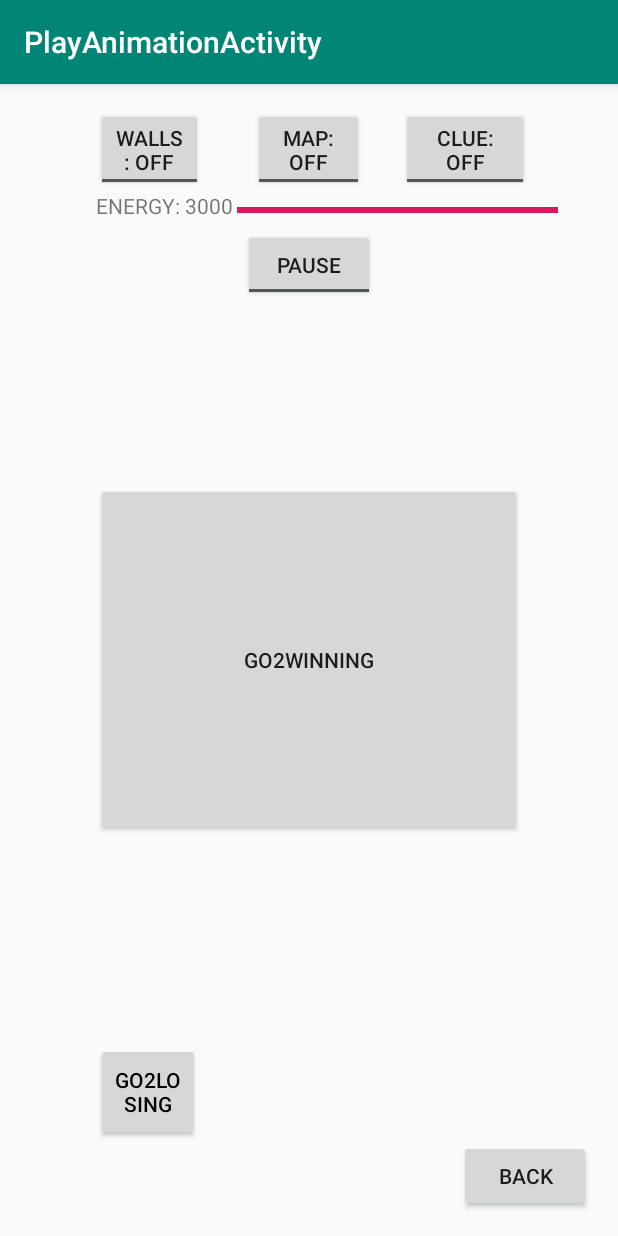
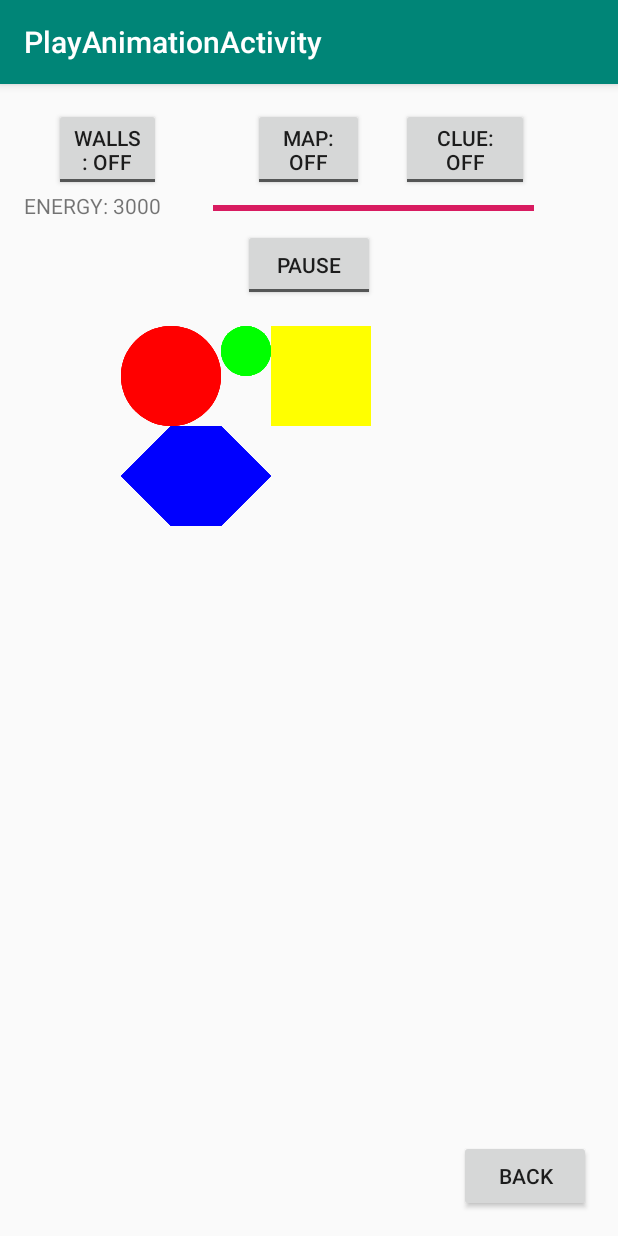
Before and after one commit to Ruoyu-Roy/AMazeByRuoyu, an Android app: the PlayAnimationActivity screen opened directly, with no data from a screen before it, on a phone screen of 412 x 824 dp. Run offline under Robolectric (Android 15) with nearby library versions, the phone set to English and light mode, and no system bars.

Commit message:
1st upload: MazePanel and two playing activity done

```diff
--- /dev/null
+++ b/app/src/main/java/ruoyuli/cs301/cs/wm/edu/amazebyruoyu/generation/MazePanel.java
@@ -0,0 +1,159 @@
+package ruoyuli.cs301.cs.wm.edu.amazebyruoyu.generation;
+
+import android.content.Context;
+import android.graphics.Color;
+import android.graphics.Rect;
+import android.graphics.RectF;
+import android.graphics.Bitmap;
+import android.graphics.Canvas;
+import android.graphics.Paint;
+import  android.graphics.Path;
+import android.util.AttributeSet;
+import android.view.View;
+
+import ruoyuli.cs301.cs.wm.edu.amazebyruoyu.R;
+
+public class MazePanel extends View {
+
+    private Canvas canvas;
+    private Paint paint;
+    private Bitmap bitmap;
+
+
+    public MazePanel(Context context, AttributeSet attrs) {
+        super(context, attrs);
+        bitmap = Bitmap.createBitmap(400, 400, Bitmap.Config.ARGB_8888);
+        canvas = new Canvas(bitmap);
+        paint = new Paint();
+    }
+
+    public void update(Canvas canvas) {
+        draw(canvas);
+    }
+
+    public void update() {
+        draw(canvas);
+    }
+
+    public Canvas getCanvas() {
+        return canvas;
+    }
+
+    public void setColor(String color) {
+        switch(color) {
+            case "white":
+                paint.setColor(Color.WHITE);
+                break;
+            case "black":
+                paint.setColor(Color.BLACK);
+                break;
+            case "red":
+                paint.setColor(Color.RED);
+                break;
+            case "orange":
+                paint.setColor(Color.CYAN);
+                break;
+            case "yellow":
+                paint.setColor(Color.YELLOW);
+                break;
+            case "blue":
+                paint.setColor(Color.BLUE);
+                break;
+            case "gray":
+                paint.setColor(Color.GRAY);
+                break;
+            case "dark gray":
+                paint.setColor(Color.DKGRAY);
+                break;
+            case "green":
+                paint.setColor(Color.GREEN);
+                break;
+        }
+    }
+
+    public void setColor(int [] colorArray) {
+        //graphics.setColor(new Color(colorArray[0], colorArray[1], colorArray[2]));
+        paint.setColor(Color.rgb(colorArray[0], colorArray[1], colorArray[2]));
+    }
+
+    public Color getColor(int x1, int x2, int x3) {
+        //return new Color(x1, x2, x3);
+        return Color.valueOf(x1, x2, x3);
+    }
+
+    /**
+     * Convert an RGB array to a single RGB int.
+     * @param colorArray The input color array
+     * @return A color int
+     */
+    public static int getRGB(int[] colorArray){
+        //return new Color(colorArray[0], colorArray[1], colorArray[2]).getRGB();
+        return Color.rgb(colorArray[0], colorArray[1], colorArray[2]);
+    }
+
+    /**
+     * Convert an RGB int to an RGB array.
+     * @param colorInt The color int
+     * @return A color array
+     */
+    public static int[] getRGBArray(int colorInt) {
+        /*int[] colorArray = new int[3];
+        Color color = new Color(colorInt);
+        colorArray[0] = color.getRed();
+        colorArray[1] = color.getGreen();
+        colorArray[2] = color.getBlue();
+        return colorArray;*/
+        int[] colorArray = new int[3];
+        colorArray[0] = Color.red(colorInt);
+        colorArray[1] = Color.green(colorInt);
+        colorArray[2] = Color.blue(colorInt);
+        return colorArray;
+    }
+
+    public void fillRect(int x, int y, int width, int height) {
+        //graphics.fillRect(x, y, width, height);
+        //return this;
+        paint.setStyle(Paint.Style.FILL);
+        canvas.drawRect(new Rect(x, y, x + width, y + height), paint);
+    }
+
+    public void fillPolygon(int[] xPoints, int[] yPoints, int nPoints) {
+        //graphics.fillPolygon(xPoints, yPoints, nPoints);
+        paint.setStyle(Paint.Style.FILL);
+        Path path = new Path();
+        path.moveTo(xPoints[0], yPoints[0]);
+        for (int i = 1; i < nPoints; i++) {
+            path.lineTo(xPoints[i], yPoints[i]);
+        }
+        path.lineTo(xPoints[0], yPoints[0]);
+        canvas.drawPath(path, paint);
+    }
+
+    public void drawLine(int x1, int y1, int x2, int y2) {
+        //graphics.drawLine(x1, y1, x2, y2);
+        canvas.drawLine(x1, y1, x2, y2, paint);
+    }
+
+    public void fillOval(int x, int y, int width, int height) {
+        //graphics.fillOval(x, y, width, height);
+        paint.setStyle(Paint.Style.FILL);
+        canvas.drawOval(new RectF(x, y, x + width, y+height), paint);
+    }
+
+    @Override
+    public void onDraw(Canvas canvas){
+        super.onDraw(canvas);
+        setColor("red");
+        fillOval(0, 0, 100, 100);
+        setColor("green");
+        fillOval(100,0,50,50);
+        setColor("yellow");
+        fillRect(150,0,100,100);
+        setColor("blue");
+        int [] x = {50, 100, 150, 100, 50, 0};
+        int [] y = {100, 100, 150, 200, 200, 150};
+        fillPolygon(x, y ,6);
+        canvas.drawBitmap(bitmap, 0, 0, paint);
+        invalidate();
+    }
+}
--- a/app/src/main/java/ruoyuli/cs301/cs/wm/edu/amazebyruoyu/gui/PlayAnimationActivity.java
+++ b/app/src/main/java/ruoyuli/cs301/cs/wm/edu/amazebyruoyu/gui/PlayAnimationActivity.java
@@ -67,8 +67,6 @@ public class PlayAnimationActivity extends AppCompatActivity {
     xml file.
      */
     private void setUpVariables(){
-        go2win = (Button) findViewById(R.id.go2win);
-        go2lose = (Button) findViewById(R.id.go2lose);
         back = (Button) findViewById(R.id.backP);
         energy = (TextView) findViewById(R.id.energy);
         energybar = (ProgressBar) findViewById(R.id.progressBar2);
--- a/app/src/main/java/ruoyuli/cs301/cs/wm/edu/amazebyruoyu/gui/PlayManuallyActivity.java
+++ b/app/src/main/java/ruoyuli/cs301/cs/wm/edu/amazebyruoyu/gui/PlayManuallyActivity.java
@@ -54,7 +54,6 @@ public class PlayManuallyActivity extends AppCompatActivity {
     xml file.
      */
     private void setUpVariables(){
-        go2win = (Button) findViewById(R.id.go2win);
         up = (ImageButton) findViewById(R.id.upbutton);
         left = (ImageButton) findViewById(R.id.leftbutton);
         right = (ImageButton) findViewById(R.id.rightbutton);
--- a/app/src/main/res/layout/animation_activity.xml
+++ b/app/src/main/res/layout/animation_activity.xml
@@ -9,16 +9,6 @@
     android:paddingRight="@dimen/activity_horizontal_margin"
     android:paddingBottom="@dimen/activity_vertical_margin"
     tools:context=".gui.PlayAnimationActivity">
-
-    <Button
-        android:id="@+id/go2win"
-        android:layout_width="284dp"
-        android:layout_height="235dp"
-        android:layout_centerInParent="true"
-        android:layout_centerHorizontal="true"
-        android:layout_centerVertical="true"
-        android:onClick="toWin"
-        android:text="@string/Go2win" />
 
     <ImageButton
         android:id="@+id/size_up_map"
@@ -70,23 +60,12 @@
         android:id="@+id/wallbuttonP"
         android:layout_width="71dp"
         android:layout_height="wrap_content"
-        android:layout_alignStart="@+id/go2win"
         android:layout_alignTop="@+id/cluebuttonP"
+        android:layout_alignEnd="@+id/energy"
+        android:layout_marginTop="0dp"
         android:text="@string/wall_off"
         android:textOff="@string/wall_off"
         android:textOn="@string/wall_on" />
-
-    <Button
-        android:id="@+id/go2lose"
-        android:layout_width="69dp"
-        android:layout_height="65dp"
-        android:layout_alignStart="@+id/go2win"
-        android:layout_alignParentBottom="true"
-        android:layout_marginStart="0dp"
-        android:layout_marginBottom="47dp"
-        android:onClick="toLose"
-        android:text="@string/Go2lose"
-        android:textColor="@android:color/black" />
 
     <Button
         android:id="@+id/backP"
@@ -104,18 +83,16 @@
         style="?android:attr/progressBarStyleHorizontal"
         android:layout_width="214dp"
         android:layout_height="wrap_content"
-        android:layout_above="@+id/go2win"
-        android:layout_alignEnd="@+id/go2win"
+        android:layout_alignParentEnd="true"
+        android:layout_marginEnd="40dp"
         android:layout_alignBottom="@+id/energy"
-        android:layout_marginEnd="-24dp"
-        android:layout_marginBottom="-1dp" />
+        android:layout_marginBottom="0dp" />
 
     <TextView
         android:id="@+id/energy"
         android:layout_width="wrap_content"
         android:layout_height="wrap_content"
         android:layout_below="@+id/cluebuttonP"
-        android:layout_alignStart="@+id/go2win"
         android:text="@string/battery" />
 
     <ToggleButton
@@ -129,5 +106,11 @@
         android:textOff="@string/pause"
         android:textOn="@string/start" />
 
+    <ruoyuli.cs301.cs.wm.edu.amazebyruoyu.generation.MazePanel
+        android:layout_width="250dp"
+        android:layout_height="250dp"
+        android:layout_alignTop="@+id/size_up_map"
+        android:layout_centerHorizontal="true" />
+
 
 </RelativeLayout>
```
Also changed, not shown: app/src/main/res/layout/manually_activity.xml (+18 -6 lines).
